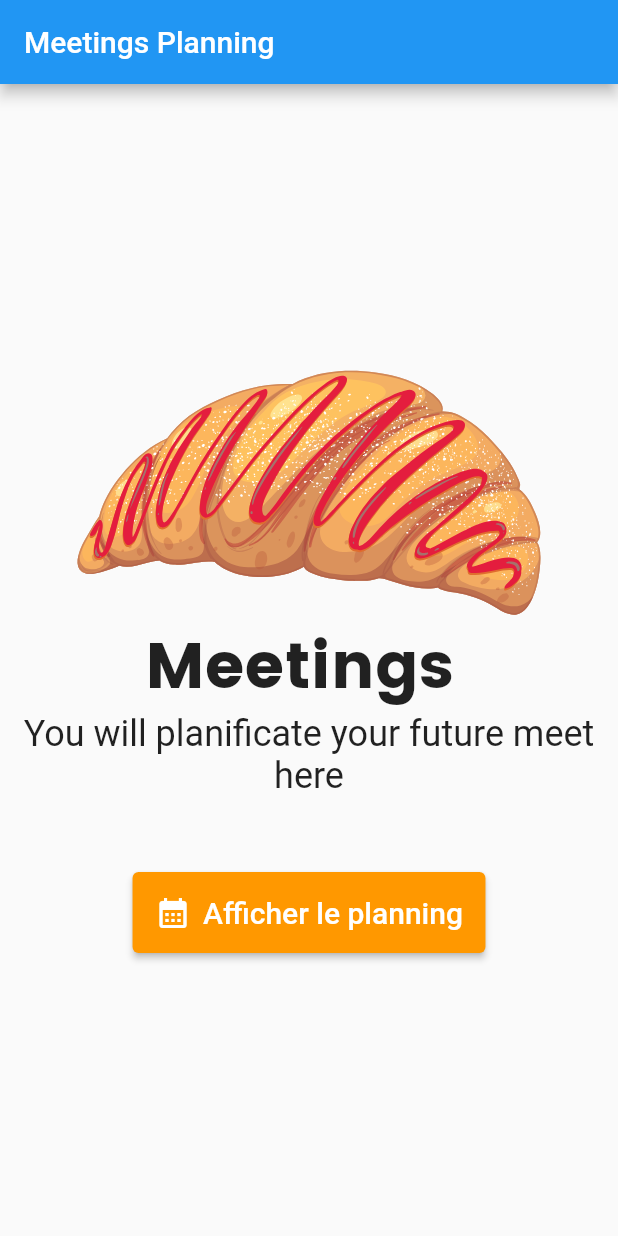
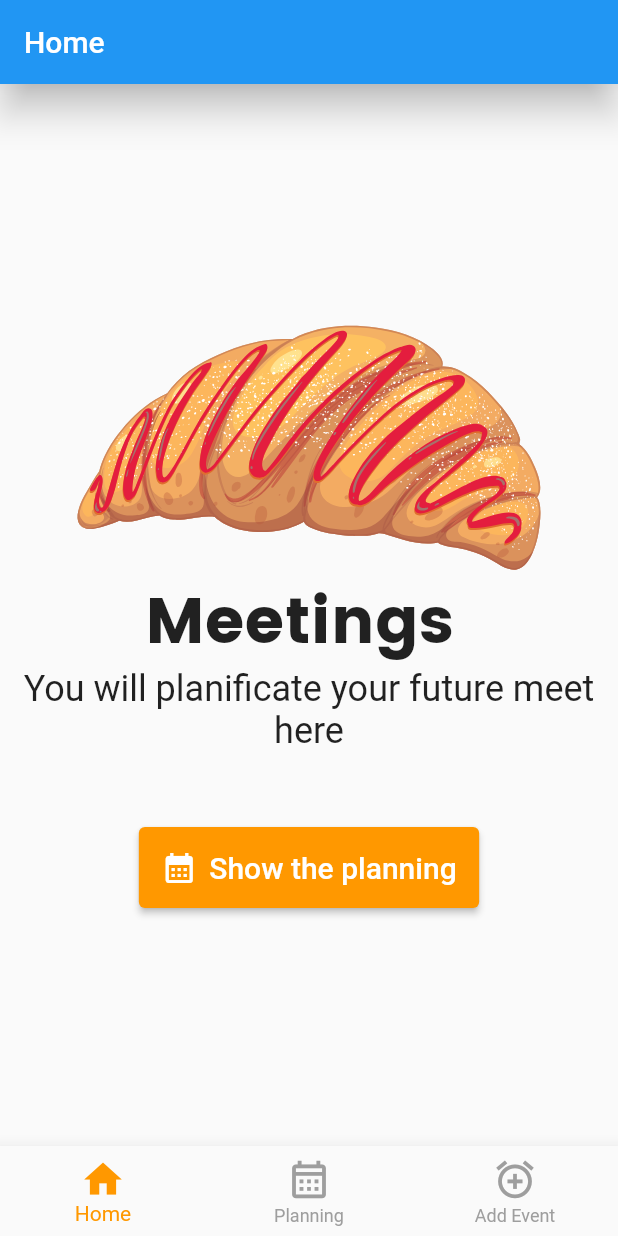
Before and after one commit to Johncross00/meet-planning, a Flutter app: the screen it shows after launch, on a phone screen of 412 x 824 dp. Run offline on Flutter 3.47's test engine with Material 2 defaults, Android fonts, the phone set to English and light mode, and no system bars; our stand-ins replace flutter_svg.

```diff
--- a/lib/main.dart
+++ b/lib/main.dart
@@ -1,16 +1,72 @@
 import 'package:flutter/material.dart';
+import 'package:meet/pages/add_event_page.dart';
+import 'package:meet/pages/event_page.dart';
 import 'package:meet/pages/home_page.dart';
 void main() {
   runApp(const MyApp());
 }
-class MyApp extends StatelessWidget {
+class MyApp extends StatefulWidget {
   const MyApp({super.key});
 
+  @override
+  State<MyApp> createState() => _MyAppState();
+}
+
+class _MyAppState extends State<MyApp> {
+  int _currentIndex = 0;
+
+  setCurrentIndex(int index) {
+    // setState(() {
+    //   _currentIndex = index;
+    // });
+    setState (() =>_currentIndex = index);
+  }
   @override
   Widget build(BuildContext context) {
     return MaterialApp(
       debugShowCheckedModeBanner: false,
-      home: HomePage(),
+      home: Scaffold(
+        appBar: AppBar(
+          elevation: 10,
+          title: [
+            const Text("Home"),
+            const Text("Planning"),
+            const Text("Event Adding"),
+          ][_currentIndex],
+        ),
+        body: [
+          const HomePage(),
+          const EventPage(),
+          const AddEventPage()
+        ][_currentIndex],
+        bottomNavigationBar: BottomNavigationBar(
+            selectedItemColor: Colors.orange,
+            unselectedItemColor: Colors.grey,
+            currentIndex: _currentIndex,
+            type: BottomNavigationBarType.fixed,
+            // onTap: (index) {
+            //   setCurrentIndex(index);
+            // },
+            onTap: (index) => setCurrentIndex(index),
+            iconSize: 30,
+            elevation: 10,
+            items: const [
+              BottomNavigationBarItem(
+                icon: Icon(Icons.home),
+                label: "Home",
+              ),
+              BottomNavigationBarItem(
+                icon: Icon(Icons.calendar_month_outlined),
+                label: "Planning",
+              ),
+              BottomNavigationBarItem(
+                icon: Icon(Icons.add_alarm_sharp),
+                label: "Add Event",
+              ),
+            ]
+        ),
+      ),
     );
-  }
 }
+
+}
--- /dev/null
+++ b/lib/pages/add_event_page.dart
@@ -0,0 +1,12 @@
+import 'package:flutter/material.dart';
+
+class AddEventPage extends StatelessWidget {
+  const AddEventPage({super.key});
+
+  @override
+  Widget build(BuildContext context) {
+    return const Center(
+      child: Text("Event Add Form"),
+    );
+  }
+}
--- a/lib/pages/event_page.dart
+++ b/lib/pages/event_page.dart
@@ -1,5 +1,4 @@
 import 'package:flutter/material.dart';
-import 'package:flutter_svg/svg.dart';
 class EventPage extends StatefulWidget {
   const EventPage({super.key});
 
@@ -28,12 +27,8 @@ class _EventPageState extends State<EventPage> {
   ];
   @override
   Widget build(BuildContext context) {
-    return Scaffold(
-      appBar: AppBar(
-        title: const Text('Event Page'),
-      ),
-      body: Center(
-          child: ListView.builder(
+    return Center(
+        child: ListView.builder(
             itemCount: events.length,
             itemBuilder: (context, index){
               final event = events[index];
@@ -46,12 +41,11 @@ class _EventPageState extends State<EventPage> {
                   leading: Image.asset("assets/images/$avatar.jpg"),
                   title: Text("$speaker"),
                   subtitle: Text("$subject"),
-                  trailing: Icon(Icons.more_vert),
+                  trailing: const Icon(Icons.more_vert),
                 ),
               );
             }
-          )
-      ),
+        )
     );
   }
 }
--- a/lib/pages/home_page.dart
+++ b/lib/pages/home_page.dart
@@ -9,11 +9,7 @@ class HomePage extends StatelessWidget {
 
   @override
   Widget build(BuildContext context) {
-    return Scaffold(
-      appBar: AppBar(
-        title: const Text("Meetings Planning"),
-      ),
-      body: Center(
+    return Center(
         child: Column(
           mainAxisAlignment: MainAxisAlignment.center,
           children: [
@@ -32,29 +28,28 @@ class HomePage extends StatelessWidget {
                 fontSize: 24,
               ),
               textAlign: TextAlign.center,),
-              Padding(padding: EdgeInsets.only(top: 50)),
+            const Padding(padding: EdgeInsets.only(top: 50)),
             ElevatedButton.icon(
               style: ButtonStyle(
-                  padding: MaterialStateProperty.all(EdgeInsets.all(15)),
+                padding: MaterialStateProperty.all(const EdgeInsets.all(15)),
                 backgroundColor: MaterialStateProperty.all<Color>(Colors.orange),
               ),
               onPressed: () {
                 Navigator.push(
                   context,
-                    MaterialPageRoute(builder: (context) => EventPage()),
+                  MaterialPageRoute(builder: (context) => const EventPage()),
                 );
               },
               // child: Text("Afficher le planning",
-                label: Text("Afficher le planning",
+              label: const Text("Show the planning",
                 style: TextStyle(
                     fontSize: 20
                 ),
               ),
-                icon: Icon(Icons.calendar_month),
+              icon: const Icon(Icons.calendar_month),
             )
           ],
         )
-      ),
     );
   }
 }
```
Lines whose indentation alone changed are shown as unchanged.
